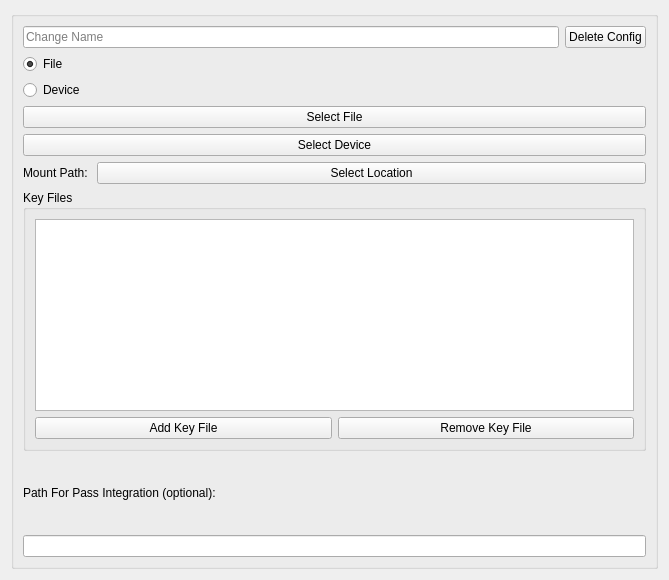
Qt form src/config/veracryptrunner_config_item.ui (alex1701c/VeracryptRunner) before a commit.
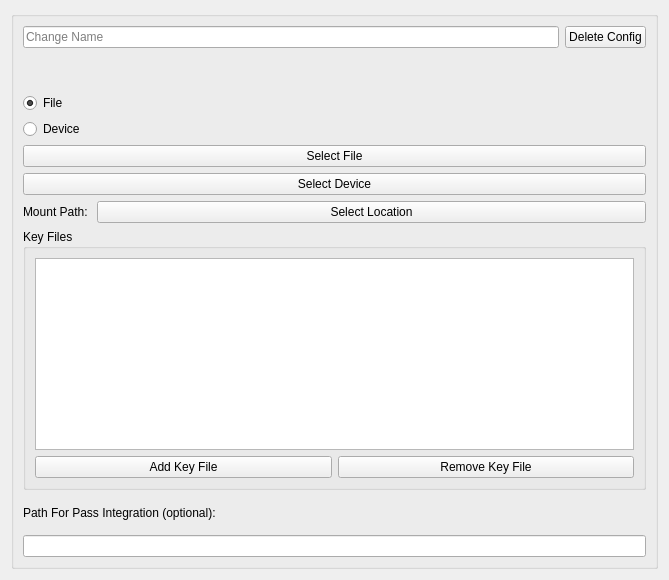
The same form after that commit. Icons and pictures are not drawn.

What changed in the file:
```diff
--- a/src/config/veracryptrunner_config_item.ui
+++ b/src/config/veracryptrunner_config_item.ui
@@ -47,6 +47,13 @@
         </item>
        </layout>
       </item>
+      <item>
+       <widget class="QLabel" name="idLabel">
+        <property name="text">
+         <string/>
+        </property>
+       </widget>
+      </item>
       <item>
        <widget class="QRadioButton" name="fileRadioButton">
         <property name="text">
```
